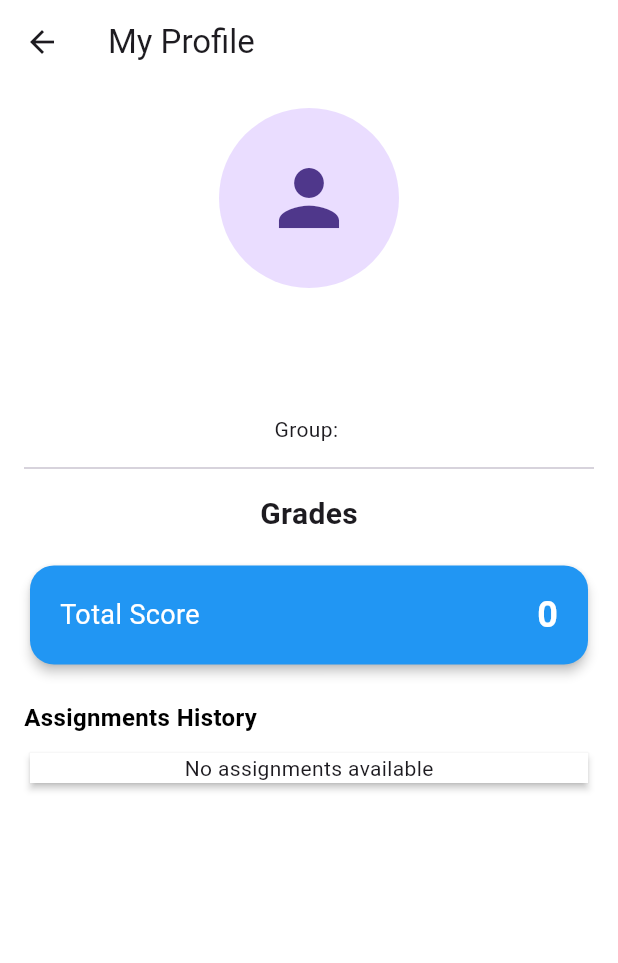
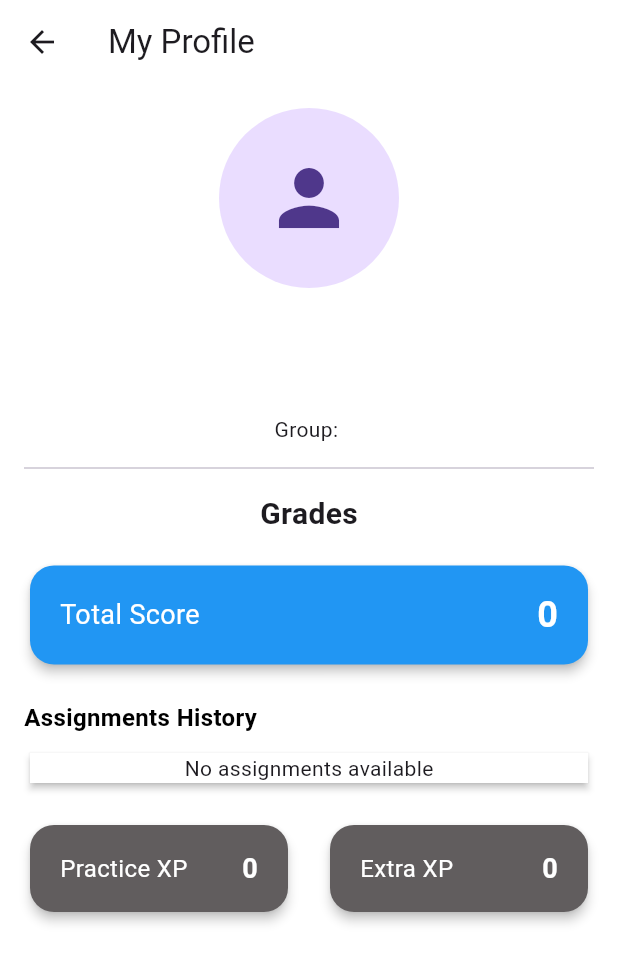
Before and after one commit to Rafik-Gharbi/group_leaderboard, a Flutter app: the ProfilePage screen opened by its route, on a phone screen of 412 x 824 dp. Shown: the top 963 px of the screen. Run offline on Flutter 3.47's test engine with Material 3 defaults, Android fonts, the phone set to English and light mode, and no system bars; our stand-ins replace cloud_firestore, firebase_auth, firebase_core, firebase_storage, fl_chart, get and 3 more; missing offline and left inert: encrypted_shared_preferences, flutter_appauth, image_picker_for_web, string_similarity; accounts and stored records are empty; network calls fail; Roboto replaces fonts that are missing (Outfit).

Commit message:
add students filter in grades matching, fixes & enhancements

```diff
--- a/lib/constants/colors.dart
+++ b/lib/constants/colors.dart
@@ -11,7 +11,12 @@ const Color kAccentColor = Colors.orange; // Colors.orange;
 const Color kErrorColor = Color(0xFFE21200);
 Color kErrorLightColor = Colors.red.shade600;
 const Color kRatingColor = Color(0xFFFDCC0D);
-const Color kNeutralColor = Color(0xFF231F20); // Colors.grey.shade700;
+const Color kNeutralColor = Color.fromARGB(
+  255,
+  97,
+  93,
+  94,
+); // Colors.grey.shade700;
 const Color kNeutralLightColor = Color(0xFFDDDDDD); // Colors.grey.shade200;
 Color kNeutralLightOpacityColor = kNeutralLightColor.withAlpha(180);
 Color kNeutralOpacityColor = kNeutralColor.withAlpha(180);
--- a/lib/controllers/main_controller.dart
+++ b/lib/controllers/main_controller.dart
@@ -67,6 +67,8 @@ class MainController extends GetxController {
           fetchedUser.grades = {
             'totalScore': grades['totalScore'],
             'assignments': grades['assignments'],
+            'extraXP': grades['extraXP'],
+            'practiceXP': grades['practiceXP'],
           };
           fetchedUser.grades?['assignments']?.sort(
             (a, b) => (a['index'] as int).compareTo((b['index'] as int)),
--- a/lib/views/profile/components/build_grades_widget.dart
+++ b/lib/views/profile/components/build_grades_widget.dart
@@ -11,6 +11,8 @@ class BuildGradesWidget extends StatelessWidget {
   Widget build(BuildContext context) {
     final assignments = (grades['assignments'] as List?) ?? [];
     final totalScore = grades['totalScore'] ?? 0;
+    final practiceXP = grades['practiceXP'] ?? 0;
+    final extraXP = grades['extraXP'] ?? 0;
 
     final assignmentsScrollController = ScrollController();
     return Column(
@@ -154,6 +156,74 @@ class BuildGradesWidget extends StatelessWidget {
                   ),
                 ),
         ),
+
+        const SizedBox(height: 20),
+
+        Row(
+          children: [
+            Expanded(
+              child: Card(
+                elevation: 3,
+                shape: RoundedRectangleBorder(
+                  borderRadius: BorderRadius.circular(16),
+                ),
+                color: kNeutralColor,
+                child: Padding(
+                  padding: const EdgeInsets.symmetric(
+                    vertical: 16,
+                    horizontal: 20,
+                  ),
+                  child: Row(
+                    mainAxisAlignment: MainAxisAlignment.spaceBetween,
+                    children: [
+                      Text(
+                        "Practice XP",
+                        style: AppFonts.x16Regular.copyWith(
+                          color: Colors.white,
+                        ),
+                      ),
+                      Text(
+                        "$practiceXP",
+                        style: AppFonts.x18Bold.copyWith(color: Colors.white),
+                      ),
+                    ],
+                  ),
+                ),
+              ),
+            ),
+            const SizedBox(width: 20),
+            Expanded(
+              child: Card(
+                elevation: 3,
+                shape: RoundedRectangleBorder(
+                  borderRadius: BorderRadius.circular(16),
+                ),
+                color: kNeutralColor,
+                child: Padding(
+                  padding: const EdgeInsets.symmetric(
+                    vertical: 16,
+                    horizontal: 20,
+                  ),
+                  child: Row(
+                    mainAxisAlignment: MainAxisAlignment.spaceBetween,
+                    children: [
+                      Text(
+                        "Extra XP",
+                        style: AppFonts.x16Regular.copyWith(
+                          color: Colors.white,
+                        ),
+                      ),
+                      Text(
+                        "$extraXP",
+                        style: AppFonts.x18Bold.copyWith(color: Colors.white),
+                      ),
+                    ],
+                  ),
+                ),
+              ),
+            ),
+          ],
+        ),
       ],
     );
   }
```
Also changed, not shown: lib/views/grades_matching/grades_matching_controller.dart (+47 -0 lines), lib/views/grades_matching/grades_matching_page.dart (+77 -10 lines), lib/views/home/components/build_leaderboard.dart (+35 -31 lines), lib/views/overview/overview_controller.dart (+6 -4 lines), lib/views/overview/overview_page.dart (+4 -4 lines).
